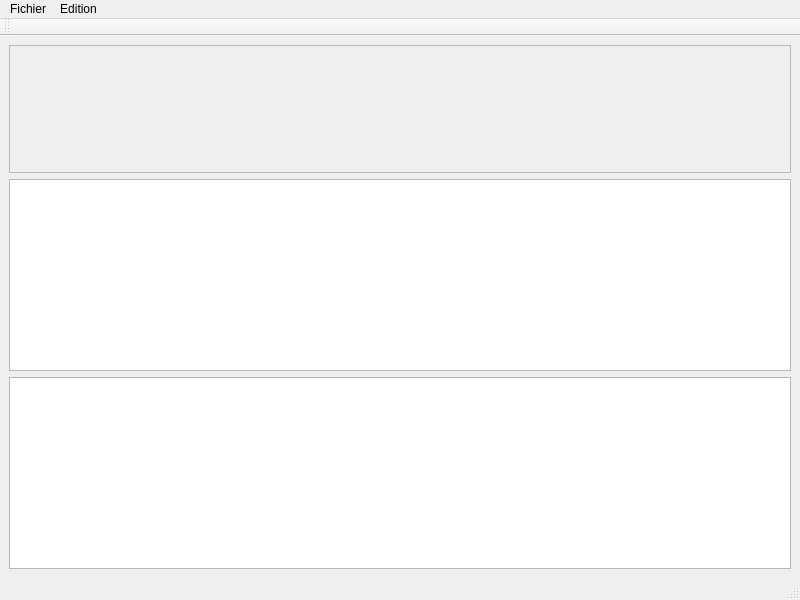
Qt form JDR-LOA/mainwindow.ui (Deurstann/loa-project) before a commit.
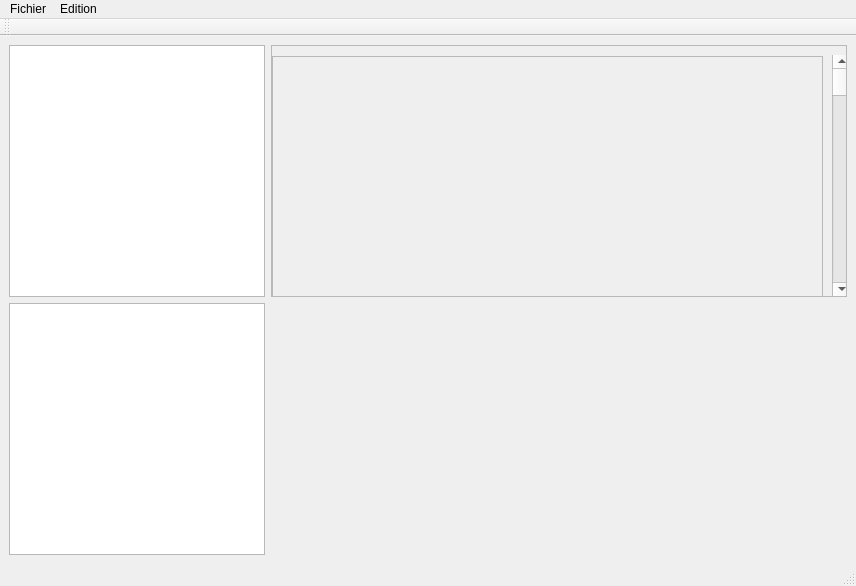
The same form after that commit. Icons and pictures are not drawn.

What changed in the file:
```diff
--- a/JDR-LOA/mainwindow.ui
+++ b/JDR-LOA/mainwindow.ui
@@ -6,17 +6,29 @@
    <rect>
     <x>0</x>
     <y>0</y>
-    <width>800</width>
-    <height>600</height>
+    <width>856</width>
+    <height>586</height>
    </rect>
   </property>
   <property name="windowTitle">
    <string>MainWindow</string>
   </property>
   <widget class="QWidget" name="centralwidget">
-   <layout class="QVBoxLayout" name="verticalLayout">
-    <item>
+   <layout class="QFormLayout" name="formLayout">
+    <item row="0" column="0">
+     <widget class="QTreeView" name="treeView"/>
+    </item>
+    <item row="1" column="0">
+     <widget class="QListView" name="listView"/>
+    </item>
+    <item row="0" column="1">
      <widget class="QScrollArea" name="scrollArea">
+      <property name="minimumSize">
+       <size>
+        <width>0</width>
+        <height>251</height>
+       </size>
+      </property>
       <property name="widgetResizable">
        <bool>true</bool>
       </property>
@@ -25,19 +37,45 @@
         <rect>
          <x>0</x>
          <y>0</y>
-         <width>780</width>
-         <height>129</height>
+         <width>574</width>
+         <height>249</height>
         </rect>
        </property>
+       <widget class="QFrame" name="frame">
+        <property name="geometry">
+         <rect>
+          <x>0</x>
+          <y>10</y>
+          <width>551</width>
+          <height>341</height>
+         </rect>
+        </property>
+        <property name="styleSheet">
+         <string notr="true">background-image: url(:/background/background/fiche_de_perso_LOA.png);</string>
+        </property>
+        <property name="frameShape">
+         <enum>QFrame::StyledPanel</enum>
+        </property>
+        <property name="frameShadow">
+         <enum>QFrame::Raised</enum>
+        </property>
+       </widget>
+       <widget class="QScrollBar" name="verticalScrollBar">
+        <property name="geometry">
+         <rect>
+          <x>560</x>
+          <y>9</y>
+          <width>20</width>
+          <height>241</height>
+         </rect>
+        </property>
+        <property name="orientation">
+         <enum>Qt::Vertical</enum>
+        </property>
+       </widget>
       </widget>
      </widget>
     </item>
-    <item>
-     <widget class="QTreeView" name="treeView"/>
-    </item>
-    <item>
-     <widget class="QListView" name="listView"/>
-    </item>
    </layout>
   </widget>
   <widget class="QMenuBar" name="menubar">
@@ -45,7 +83,7 @@
     <rect>
      <x>0</x>
      <y>0</y>
-     <width>800</width>
+     <width>856</width>
      <height>22</height>
     </rect>
    </property>
```
